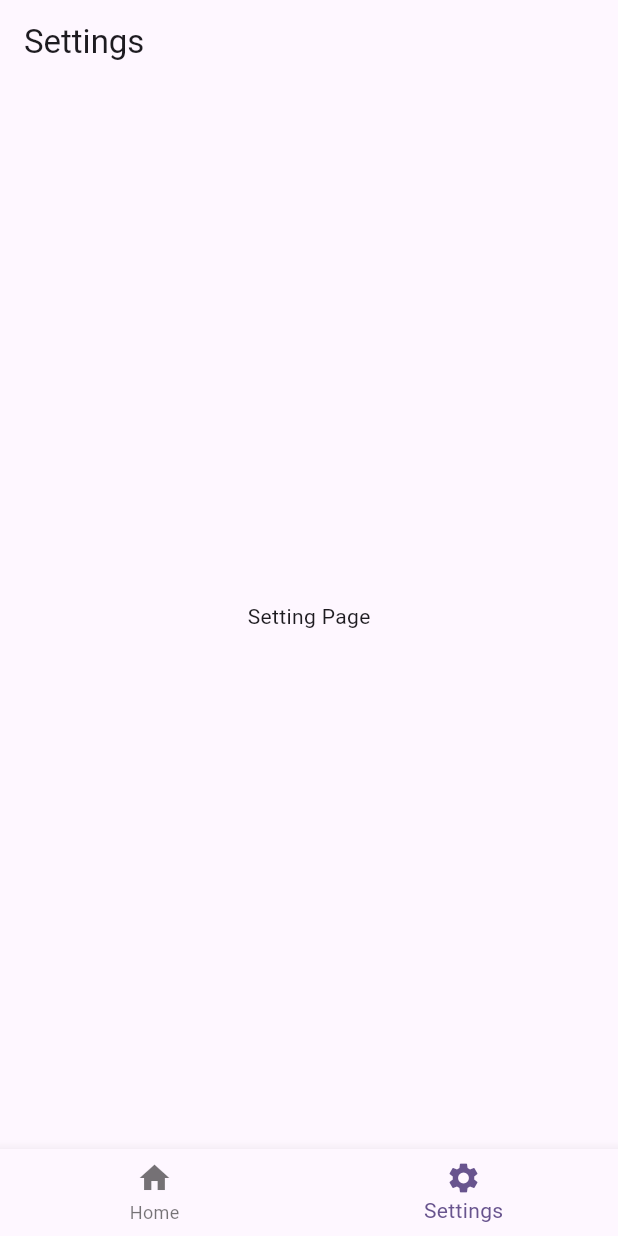
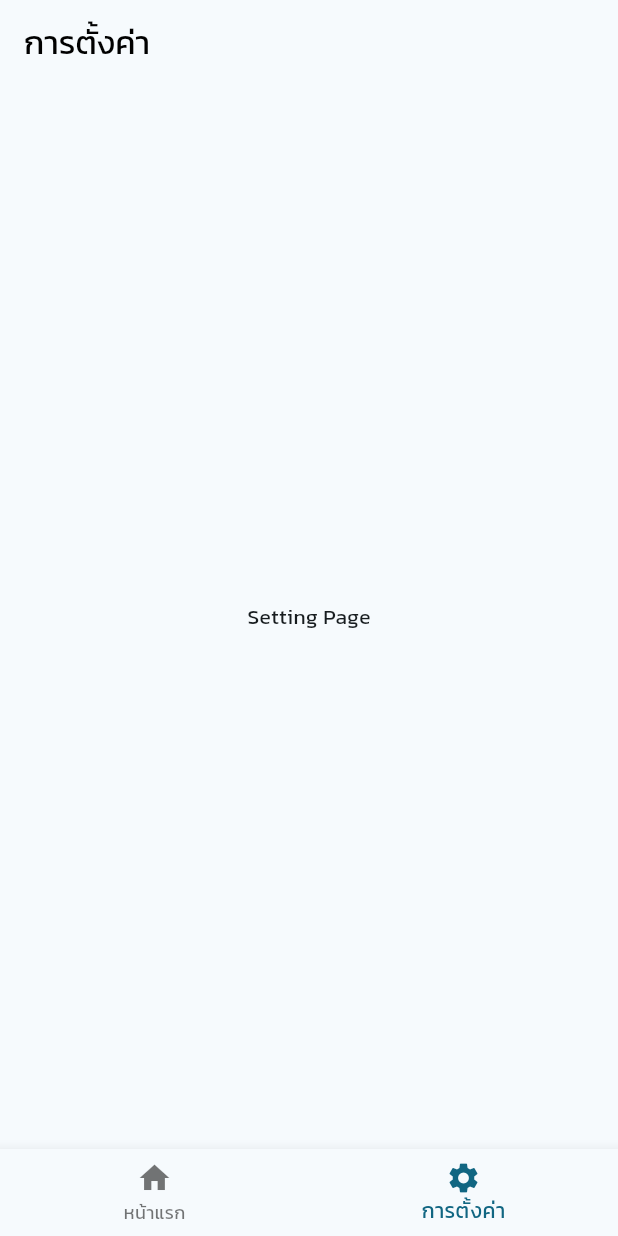
Before and after one commit to Wutthiphon/Flutter_Mobile_CS_Locker, a Flutter app: the screen it shows after launch, item 2 of the bottom bar chosen, on a phone screen of 412 x 824 dp. Run offline on Flutter 3.47's test engine with Material 3 defaults, Android fonts, the phone set to English and light mode, and no system bars.

Commit message:
Update app theme color, localize menu labels, and add custom font

```diff
--- a/lib/components/app_top_menu/top_menu.dart
+++ b/lib/components/app_top_menu/top_menu.dart
@@ -13,7 +13,13 @@ class TopMenu extends StatelessWidget implements PreferredSizeWidget {
   @override
   Widget build(BuildContext context) {
     return AppBar(
-      title: Text(title == 'Home' ? 'LockLock' : title),
+      title: Text(
+        title == 'หน้าแรก' ? 'LockLock' : title,
+        style: const TextStyle(
+          color: Colors.black,
+          fontSize: 22,
+        ),
+      ),
     );
   }
 
--- a/lib/main.dart
+++ b/lib/main.dart
@@ -14,7 +14,8 @@ class MyApp extends StatelessWidget {
       title: 'LockLock',
       debugShowCheckedModeBanner: false,
       theme: ThemeData(
-        colorScheme: ColorScheme.fromSeed(seedColor: Colors.deepPurple),
+        colorScheme: ColorScheme.fromSeed(seedColor: Colors.blueGrey),
+        fontFamily: 'Kanit',
         useMaterial3: true,
       ),
       home: const LandingPage(),
--- a/lib/pages/app_layout.dart
+++ b/lib/pages/app_layout.dart
@@ -24,12 +24,12 @@ class _AppLayoutState extends State<AppLayout> {
   final List<AppMenuItem> menuItems = [
     AppMenuItem(
       icon: Icons.home,
-      label: 'Home',
+      label: 'หน้าแรก',
       page: const HomePage(),
     ),
     AppMenuItem(
       icon: Icons.settings,
-      label: 'Settings',
+      label: 'การตั้งค่า',
       page: const SettingPage(),
     ),
   ];
```
Also changed, not shown: pubspec.yaml (+6 -14 lines), assets/fonts/Kanit-Bold.ttf (added), assets/fonts/Kanit-Regular.ttf (added).
